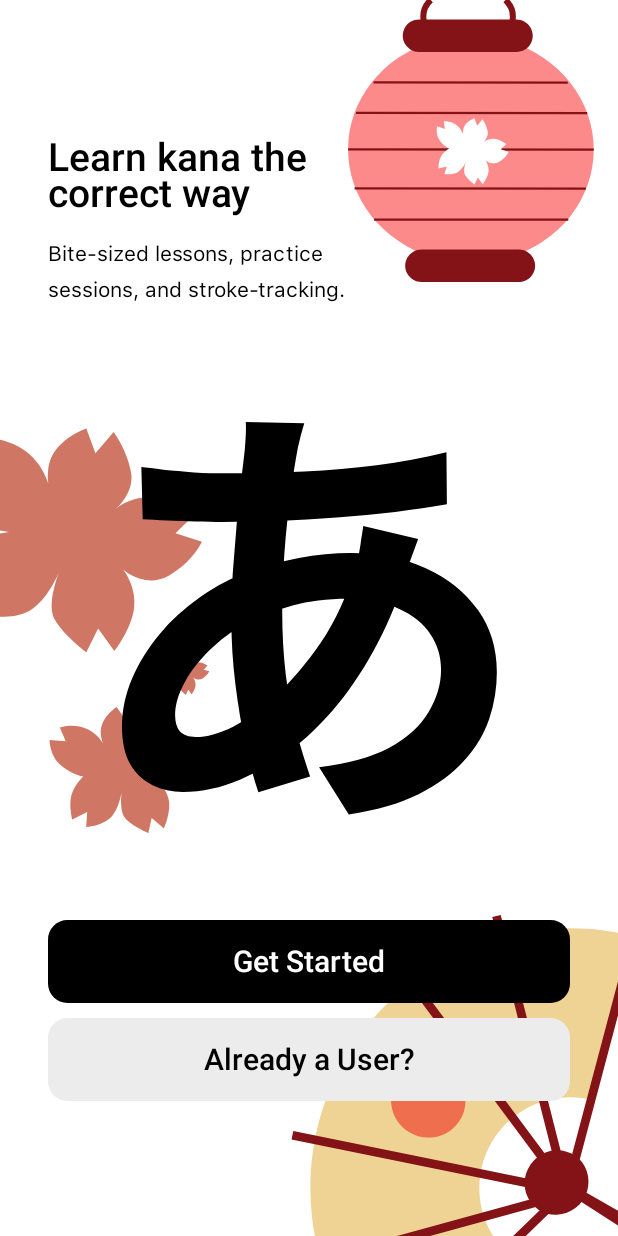
After one commit to codewithdipesh/KanaSensei, an Android app built with Jetpack Compose: the composable WelcomeScreen shown on its own in the app's theme, on a phone screen of 412 x 824 dp. The commit adds this screen. Run offline under Robolectric (Android 15) with nearby library versions, the phone set to English and light mode, and no system bars.

Commit message:
added auth ui states

```diff
--- a/core/data/src/main/java/com/codewithdipesh/data/remote/base/AuthRepository.kt
+++ b/core/data/src/main/java/com/codewithdipesh/data/remote/base/AuthRepository.kt
@@ -9,5 +9,6 @@ interface FirebaseAuthRepository {
     suspend fun register(email: String, password: String,name: String, motivationSource: String): AuthResult
     suspend fun googleLogin(idToken : String, name: String, motivationSource: String) : AuthResult
     fun logout()
+    fun isUserLoggedIn(): Boolean
     suspend fun currentUser() : User?
 }
--- a/core/data/src/main/java/com/codewithdipesh/data/remote/implementation/FirebaseAuthRepositoryImpl.kt
+++ b/core/data/src/main/java/com/codewithdipesh/data/remote/implementation/FirebaseAuthRepositoryImpl.kt
@@ -133,6 +133,9 @@ class FirebaseAuthRepositoryImpl @Inject constructor(
     }
 
     override fun logout() = auth.signOut()
+    override fun isUserLoggedIn(): Boolean {
+        return auth.currentUser != null
+    }
 
     override suspend fun currentUser(): User? {
         val firebaseUser = auth.currentUser
--- a/features/auth/src/main/java/com/codewithdipesh/auth/components/MotivationSourceQuestion.kt
+++ b/features/auth/src/main/java/com/codewithdipesh/auth/components/MotivationSourceQuestion.kt
@@ -19,6 +19,7 @@ import com.codewithdipesh.ui.theme.KanaSenseiTypography
 @Composable
 fun MotivationSourceQuestion(
     modifier: Modifier = Modifier,
+    selectedOption : MotivationSource?,
     onOptionClicked : (MotivationSource) -> Unit
 ) {
     Column(
@@ -39,6 +40,7 @@ fun MotivationSourceQuestion(
                 modifier = Modifier.fillMaxWidth(),
                 label = it.displayName(),
                 onClick = { onOptionClicked(it) },
+                isSelected = selectedOption == it
             )
             Spacer(Modifier.height(10.dp))
         }
--- /dev/null
+++ b/features/auth/src/main/java/com/codewithdipesh/auth/welcome/WelcomeScreen.kt
@@ -0,0 +1,134 @@
+package com.codewithdipesh.auth.welcome
+
+import androidx.compose.foundation.Image
+import androidx.compose.foundation.layout.Arrangement
+import androidx.compose.foundation.layout.Box
+import androidx.compose.foundation.layout.Column
+import androidx.compose.foundation.layout.fillMaxSize
+import androidx.compose.foundation.layout.fillMaxWidth
+import androidx.compose.foundation.layout.padding
+import androidx.compose.material3.Icon
+import androidx.compose.material3.MaterialTheme
+import androidx.compose.material3.Scaffold
+import androidx.compose.material3.Text
+import androidx.compose.runtime.Composable
+import androidx.compose.ui.Alignment
+import androidx.compose.ui.Modifier
+import androidx.compose.ui.res.painterResource
+import androidx.compose.ui.text.font.FontWeight
+import androidx.compose.ui.text.style.TextAlign
+import androidx.compose.ui.unit.dp
+import androidx.compose.ui.unit.sp
+import com.codewithdipesh.ui.R
+import com.codewithdipesh.ui.components.buttons.AppButton
+import com.codewithdipesh.ui.theme.KanaSenseiTypography
+
+@Composable
+fun WelcomeScreen(
+    onOnboard : () -> Unit,
+    onLogin : () -> Unit,
+    modifier: Modifier = Modifier
+) {
+
+    Scaffold(
+        modifier = modifier.fillMaxSize(),
+        containerColor = MaterialTheme.colorScheme.background
+    ){ it ->
+        //background
+        Box(
+            modifier = Modifier
+                .padding(it)
+                .fillMaxSize()
+        ) {
+            //light
+            Image(
+                painter = painterResource(R.drawable.candle_icon),
+                contentDescription = "japanese_light",
+                modifier = Modifier
+                    .align(Alignment.TopEnd)
+                    .padding(end = 16.dp)
+            )
+
+            //flowers
+            Image(
+                painter = painterResource(R.drawable.sakura_icon),
+                contentDescription = "sakura",
+                modifier = Modifier
+                    .align(Alignment.CenterStart)
+            )
+
+            //a letter
+            Icon(
+                painter = painterResource(R.drawable.a_japanese),
+                contentDescription = "japanese_letter",
+                tint = MaterialTheme.colorScheme.onBackground,
+                modifier = Modifier
+                    .align(Alignment.Center)
+            )
+
+            //fan
+            Image(
+                painter = painterResource(R.drawable.fan_icon),
+                contentDescription = "sakura",
+                modifier = Modifier
+                    .align(Alignment.BottomEnd)
+            )
+        }
+
+        //title & buttons
+        Box(
+            modifier = Modifier
+                .padding(it)
+                .fillMaxSize()
+                .padding(horizontal = 32.dp, vertical = 90.dp)
+        ){
+           //title and subtitle
+            Column(
+                modifier = Modifier
+                    .align(Alignment.TopStart)
+                    .fillMaxWidth(0.7f),
+                horizontalAlignment = Alignment.Start,
+                verticalArrangement = Arrangement.spacedBy(16.dp)
+            ) {
+                Text(
+                    text = "Learn kana the correct way",
+                    style = KanaSenseiTypography.bodyLarge.copy(
+                        fontWeight = FontWeight.Medium,
+                        fontSize = 26.sp,
+                        textAlign = TextAlign.Start
+                    )
+                )
+                Text(
+                    text = "Bite-sized lessons, practice sessions, and stroke-tracking.",
+                    style = KanaSenseiTypography.bodyLarge.copy(
+                        fontWeight = FontWeight.Normal,
+                        fontSize = 14.sp,
+                    )
+                )
+            }
+            //buttons
+            Column(
+                modifier = Modifier
+                    .align(Alignment.BottomCenter)
+                    .fillMaxWidth(),
+                horizontalAlignment = Alignment.CenterHorizontally,
+                verticalArrangement = Arrangement.spacedBy(10.dp)
+            ) {
+                AppButton(
+                    label = "Get Started",
+                    onClick = { onOnboard() },
+                    modifier = Modifier.fillMaxWidth(),
+                    backgroundColor = MaterialTheme.colorScheme.onBackground,
+                    labelColor = MaterialTheme.colorScheme.onSecondary
+                )
+                AppButton(
+                    label = "Already a User?",
+                    onClick = { onLogin() },
+                    modifier = Modifier.fillMaxWidth(),
+                    backgroundColor = MaterialTheme.colorScheme.tertiary,
+                    labelColor = MaterialTheme.colorScheme.onBackground
+                )
+            }
+        }
+    }
+}
--- a/gradle/libs.versions.toml
+++ b/gradle/libs.versions.toml
@@ -19,7 +19,7 @@ coroutines = "1.8.1"
 serialization = "1.7.3"
 coil = "2.6.0"
 accompanist = "0.36.0"
-navigation = "2.9.0"
+navigation = "2.9.6"
 compose = "1.7.0"
 material3 = "1.4.0"
 googleCredential = "1.6.0-beta03"
```
Also changed, not shown: core/ui/src/main/java/com/codewithdipesh/ui/components/buttons/OptionButton.kt (+4 -5 lines), features/auth/src/main/java/com/codewithdipesh/auth/AuthViewModel.kt (renamed from features/auth/src/main/java/com/codewithdipesh/auth/onboarding/OnboardingViewModel.kt, +36 -35 lines), features/auth/src/main/java/com/codewithdipesh/auth/access/LoginScreen.kt (added, +114 -0 lines), features/auth/src/main/java/com/codewithdipesh/auth/access/SignUpScreen.kt (added, +9 -0 lines), features/auth/src/main/java/com/codewithdipesh/auth/model/AuthUI.kt (+11 -8 lines), features/auth/src/main/java/com/codewithdipesh/auth/model/OnboardingUI.kt (added, +11 -0 lines), features/auth/src/main/java/com/codewithdipesh/auth/onboarding/OnboardingScreen.kt (+76 -30 lines), features/auth/src/main/java/com/codewithdipesh/auth/welcome/SplashScreen.kt (added, +45 -0 lines), mobile/build.gradle.kts (+8 -1 lines), 1 other file.
